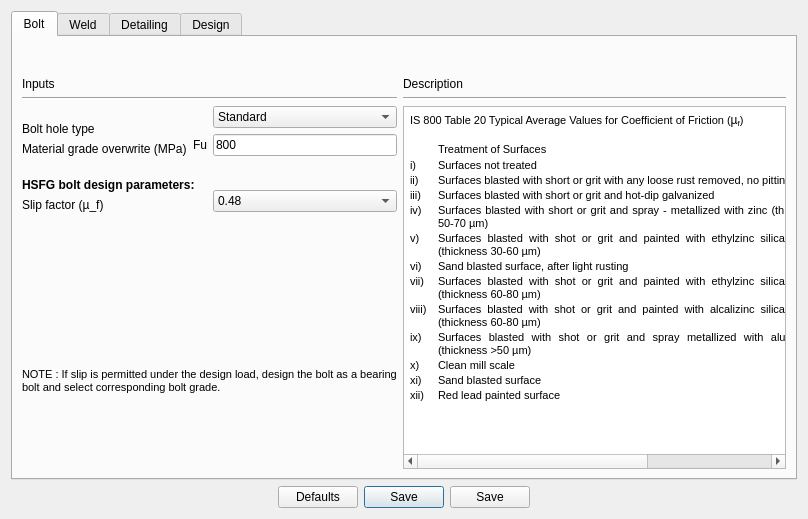
The window that Connections/Moment/BBSpliceCoverPlate/BBSpliceCoverPlateBolted/ui_design_preferences.ui (osdag-admin/Osdag) describes before a commit, drawn with Qt 5.
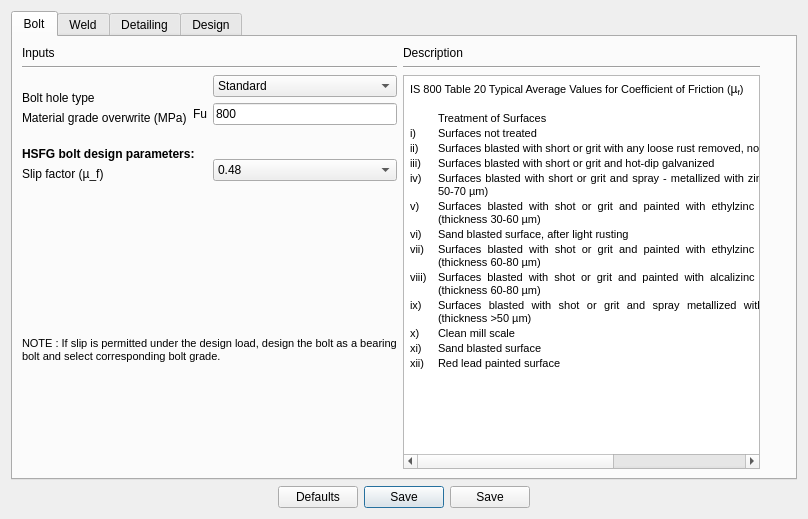
The same window after the commit. The open tabs and pages were chosen to show the change.

What changed in the file:
```diff
--- a/Connections/Moment/BBSpliceCoverPlate/BBSpliceCoverPlateBolted/ui_design_preferences.ui
+++ b/Connections/Moment/BBSpliceCoverPlate/BBSpliceCoverPlateBolted/ui_design_preferences.ui
@@ -94,15 +94,8 @@
       <attribute name="title">
        <string>Bolt</string>
       </attribute>
-      <layout class="QGridLayout" name="gridLayout_22">
-       <item row="0" column="2">
-        <widget class="QLabel" name="label_9">
-         <property name="text">
-          <string/>
-         </property>
-        </widget>
-       </item>
-       <item row="1" column="0" rowspan="2">
+      <layout class="QHBoxLayout" name="horizontalLayout">
+       <item>
         <layout class="QGridLayout" name="gridLayout_21">
          <item row="0" column="0">
           <layout class="QGridLayout" name="gridLayout_16">
@@ -398,7 +391,7 @@
          </item>
         </layout>
        </item>
-       <item row="1" column="1" rowspan="2" colspan="2">
+       <item>
         <layout class="QGridLayout" name="gridLayout_19">
          <item row="0" column="0">
           <layout class="QGridLayout" name="gridLayout_8">
@@ -435,11 +428,11 @@
             <string>&lt;!DOCTYPE HTML PUBLIC &quot;-//W3C//DTD HTML 4.0//EN&quot; &quot;http://www.w3.org/TR/REC-html40/strict.dtd&quot;&gt;
 &lt;html&gt;&lt;head&gt;&lt;meta name=&quot;qrichtext&quot; content=&quot;1&quot; /&gt;&lt;style type=&quot;text/css&quot;&gt;
 p, li { white-space: pre-wrap; }
-&lt;/style&gt;&lt;/head&gt;&lt;body style=&quot; font-family:'Arial'; font-size:9pt; font-weight:400; font-style:normal;&quot;&gt;
+&lt;/style&gt;&lt;/head&gt;&lt;body style=&quot; font-family:'Arial'; font-size:8.25pt; font-weight:400; font-style:normal;&quot;&gt;
 &lt;table border=&quot;0&quot; style=&quot; margin-top:0px; margin-bottom:0px; margin-left:0px; margin-right:0px;&quot; cellspacing=&quot;2&quot; cellpadding=&quot;0&quot;&gt;
 &lt;tr&gt;
 &lt;td colspan=&quot;3&quot;&gt;
-&lt;p align=&quot;justify&quot; style=&quot; margin-top:12px; margin-bottom:12px; margin-left:0px; margin-right:0px; -qt-block-indent:0; text-indent:0px;&quot;&gt;&lt;span style=&quot; font-family:'MS Shell Dlg 2'; font-size:8pt;&quot;&gt;IS 800 Table 20 Typical Average Values for Coefficient of Friction (&lt;/span&gt;&lt;span style=&quot; font-family:'Calibri,sans-serif';&quot;&gt;µ&lt;/span&gt;&lt;span style=&quot; font-family:'Calibri,sans-serif'; vertical-align:sub;&quot;&gt;f&lt;/span&gt;&lt;span style=&quot; font-family:'MS Shell Dlg 2'; font-size:8pt;&quot;&gt;)&lt;/span&gt;&lt;/p&gt;&lt;/td&gt;&lt;/tr&gt;&lt;/table&gt;
+&lt;p align=&quot;justify&quot; style=&quot; margin-top:12px; margin-bottom:12px; margin-left:0px; margin-right:0px; -qt-block-indent:0; text-indent:0px;&quot;&gt;&lt;span style=&quot; font-family:'MS Shell Dlg 2'; font-size:8pt;&quot;&gt;IS 800 Table 20 Typical Average Values for Coefficient of Friction (&lt;/span&gt;&lt;span style=&quot; font-family:'Calibri,sans-serif'; font-size:9pt;&quot;&gt;µ&lt;/span&gt;&lt;span style=&quot; font-family:'Calibri,sans-serif'; font-size:9pt; vertical-align:sub;&quot;&gt;f&lt;/span&gt;&lt;span style=&quot; font-family:'MS Shell Dlg 2'; font-size:8pt;&quot;&gt;)&lt;/span&gt;&lt;/p&gt;&lt;/td&gt;&lt;/tr&gt;&lt;/table&gt;
 &lt;p align=&quot;justify&quot; style=&quot;-qt-paragraph-type:empty; margin-top:12px; margin-bottom:12px; margin-left:0px; margin-right:0px; -qt-block-indent:0; text-indent:0px; font-family:'MS Shell Dlg 2'; font-size:8pt;&quot;&gt;&lt;br /&gt;&lt;/p&gt;
 &lt;table border=&quot;0&quot; style=&quot; margin-top:0px; margin-bottom:0px; margin-left:0px; margin-right:0px;&quot; cellspacing=&quot;2&quot; cellpadding=&quot;0&quot;&gt;
 &lt;tr&gt;
@@ -538,7 +531,7 @@
          </item>
         </layout>
        </item>
-       <item row="2" column="2">
+       <item>
         <widget class="QLabel" name="label_11">
          <property name="font">
           <font>
@@ -550,6 +543,13 @@
          </property>
         </widget>
        </item>
+       <item>
+        <widget class="QLabel" name="label_9">
+         <property name="text">
+          <string/>
+         </property>
+        </widget>
+       </item>
       </layout>
      </widget>
      <widget class="QWidget" name="tab_Weld">
```
Left out of the diff: 6 changed lines with no effect on the pictures.
